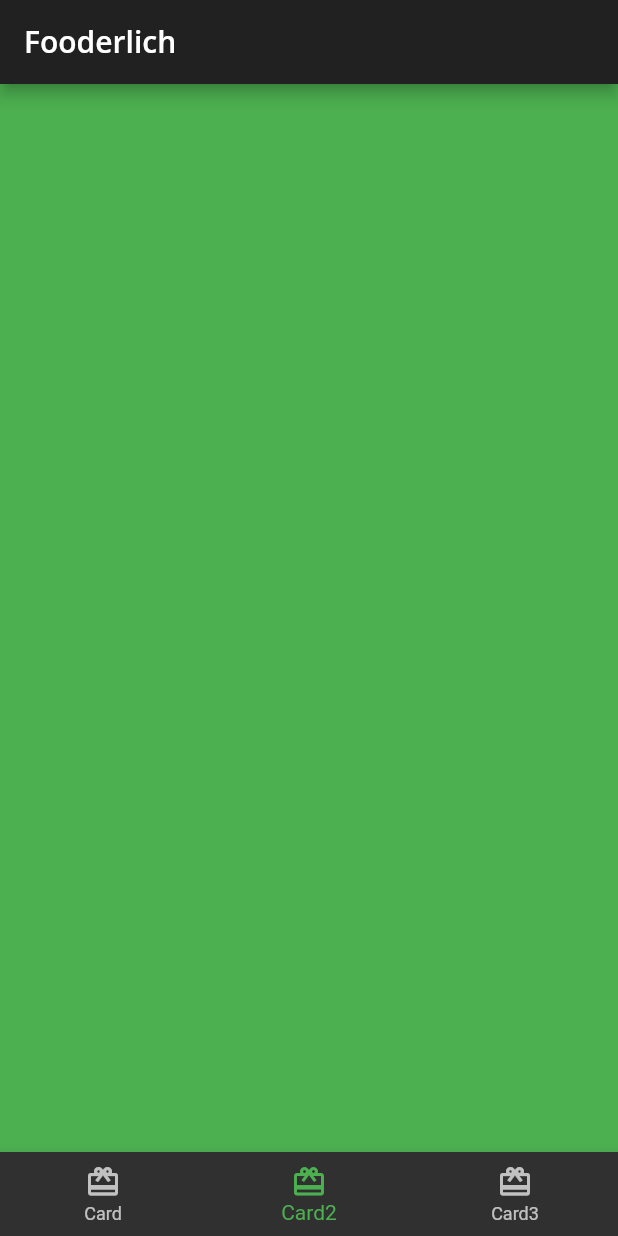
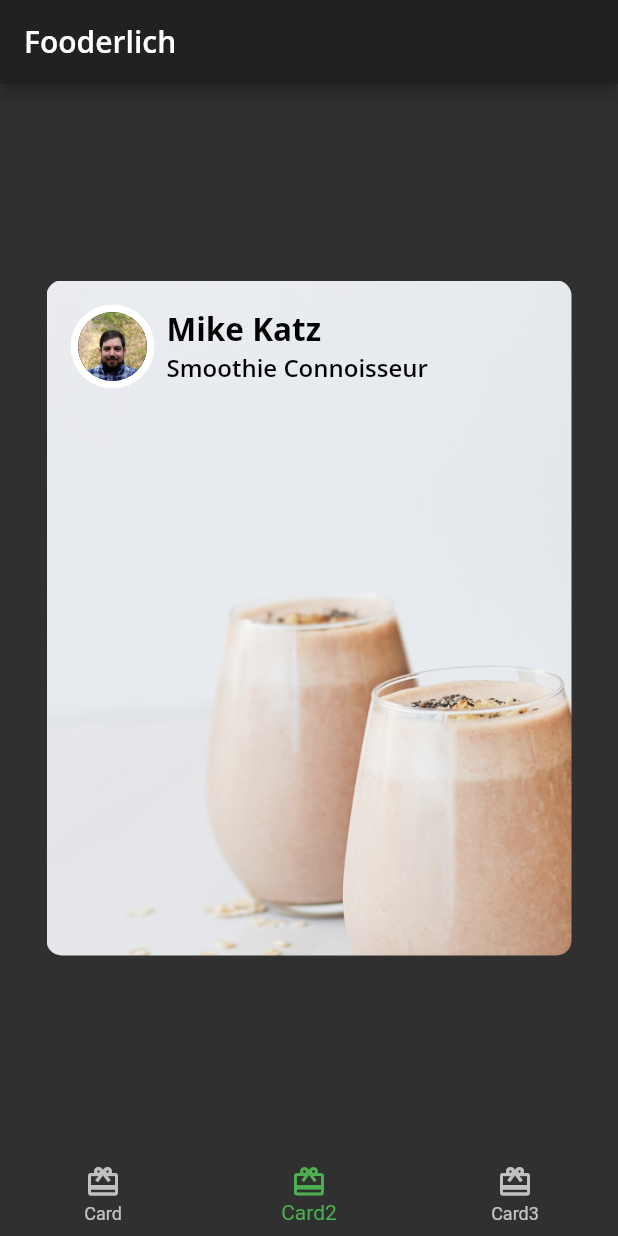
Before and after one commit to Mwita04/starter, a Flutter app: the screen it shows after launch, item 2 of the bottom bar chosen, on a phone screen of 412 x 824 dp. Run offline on Flutter 3.47's test engine with Material 2 defaults, Android fonts, the phone set to English and light mode, and no system bars; our stand-ins replace google_fonts.

Commit message:
commit on master

```diff
--- /dev/null
+++ b/lib/author_card.dart
@@ -0,0 +1,57 @@
+import 'package:flutter/material.dart';
+import 'fooderlich_theme.dart';
+import 'circle_image.dart';
+
+class AuthorCard extends StatelessWidget {
+  // 1
+  final String authorName;
+  final String title;
+  final ImageProvider? imageProvider;
+
+  const AuthorCard({
+    Key? key,
+    required this.authorName,
+    required this.title,
+    this.imageProvider,
+  }) : super(key: key);
+
+  // 2
+  @override
+  Widget build(BuildContext context) {
+    // TODO: Replace return Container(...);
+    return Container(
+      padding: const EdgeInsets.all(16),
+      child: Row(
+        // TODO 3: add alignment
+        children: [
+          // 1
+          Row(
+            children: [
+              CircleImage(
+                imageProvider: imageProvider,
+                imageRadius: 28,
+              ),
+              // 2
+              const SizedBox(width: 8),
+              // 3
+              Column(
+                crossAxisAlignment: CrossAxisAlignment.start,
+                children: [
+                  Text(
+                    authorName,
+                    style: FooderlichTheme.lightTextTheme.headline2,
+                  ),
+                  Text(
+                    title,
+                    style: FooderlichTheme.lightTextTheme.headline3,
+                  )
+                ],
+              ),
+            ],
+          ),
+          // TODO 2: add IconButton
+        ],
+      ),
+    );
+  }
+}
--- /dev/null
+++ b/lib/card2.dart
@@ -0,0 +1,40 @@
+import 'package:flutter/material.dart';
+import 'author_card.dart';
+
+class Card2 extends StatelessWidget {
+  const Card2({Key? key}) : super(key: key);
+  @override
+  Widget build(BuildContext context) {
+    return Center(
+      // 1
+      child: Container(
+        constraints: const BoxConstraints.expand(
+          width: 350,
+          height: 450,
+        ),
+        decoration: const BoxDecoration(
+          image: DecorationImage(
+            image: AssetImage('assets/mag5.png'),
+            fit: BoxFit.cover,
+          ),
+          borderRadius: BorderRadius.all(
+            Radius.circular(10.0),
+          ),
+        ),
+        // 2
+        child: Column(
+          children: [
+            // TODO 1: add author information
+            const AuthorCard(
+              authorName: 'Mike Katz',
+              title: 'Smoothie Connoisseur',
+              imageProvider: AssetImage('assets/author_katz.jpeg'),
+            ),
+
+            // TODO 4: add Positioned text
+          ],
+        ),
+      ),
+    );
+  }
+}
--- /dev/null
+++ b/lib/circle_image.dart
@@ -0,0 +1,28 @@
+import 'package:flutter/material.dart';
+
+class CircleImage extends StatelessWidget {
+  // 1
+  const CircleImage({
+    Key? key,
+    this.imageProvider,
+    this.imageRadius = 20,
+  }) : super(key: key);
+
+  // 2
+  final double imageRadius;
+  final ImageProvider? imageProvider;
+
+  @override
+  Widget build(BuildContext context) {
+    // 3
+    return CircleAvatar(
+      backgroundColor: Colors.white,
+      radius: imageRadius,
+      // 4
+      child: CircleAvatar(
+        radius: imageRadius - 5,
+        backgroundImage: imageProvider,
+      ),
+    );
+  }
+}
--- a/lib/home.dart
+++ b/lib/home.dart
@@ -1,5 +1,6 @@
 import 'package:flutter/material.dart';
 import 'card1.dart';
+import 'card2.dart';
 
 //Immplemented bottom nav tab bar item
 // 1
@@ -13,7 +14,7 @@ class Home extends StatefulWidget {
 class _HomeState extends State<Home> {
   static List<Widget> pages = <Widget>[
     const Card1(),
-    Container(color: Colors.green),
+    const Card2(),
     Container(color: Colors.blue),
   ];
 
```
